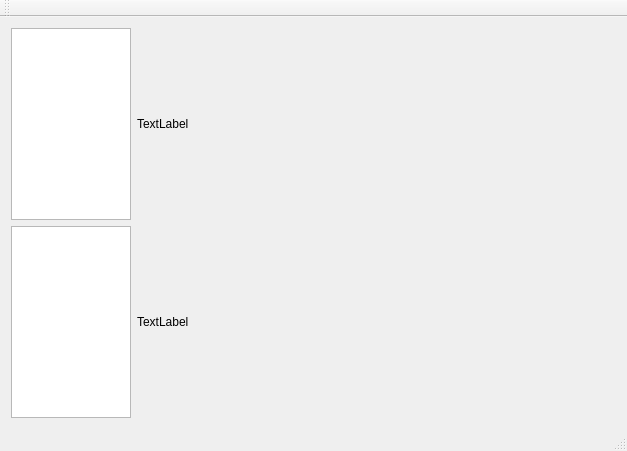
Old version of the form app/mainwindow.ui in the repository jpleau/scaleschords.
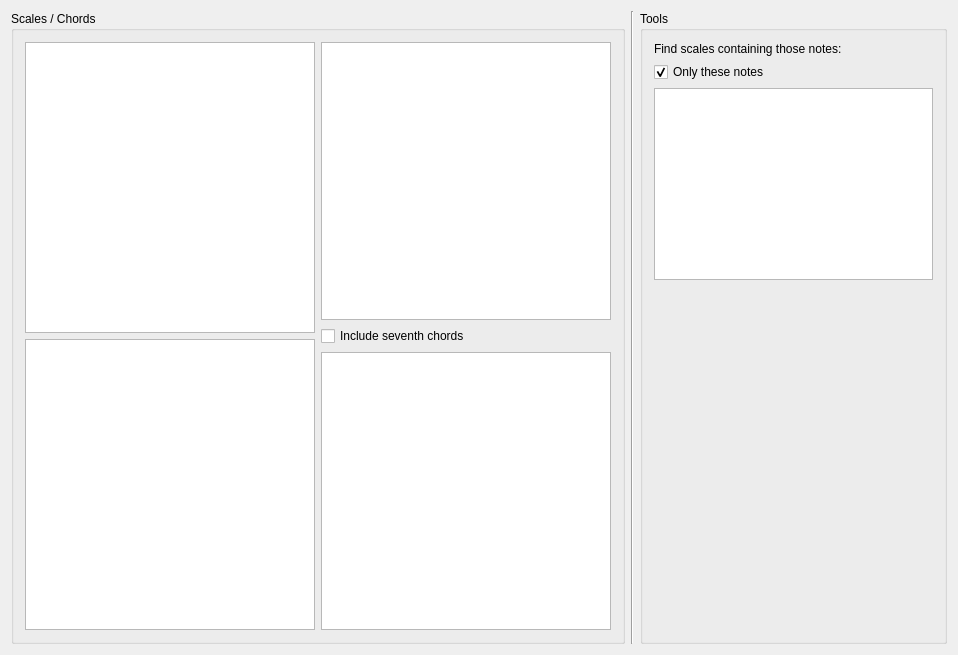
New version of the form.

```diff
--- a/app/mainwindow.ui
+++ b/app/mainwindow.ui
@@ -6,8 +6,8 @@
    <rect>
     <x>0</x>
     <y>0</y>
-    <width>627</width>
-    <height>451</height>
+    <width>958</width>
+    <height>655</height>
    </rect>
   </property>
   <property name="windowTitle">
@@ -16,35 +16,121 @@
   <widget class="QWidget" name="centralWidget">
    <layout class="QHBoxLayout" name="horizontalLayout_2">
     <item>
-     <layout class="QVBoxLayout" name="verticalLayout">
+     <layout class="QHBoxLayout" name="horizontalLayout" stretch="2,0,1">
       <item>
-       <layout class="QHBoxLayout" name="horizontalLayout" stretch="1,4">
-        <item>
-         <widget class="QListWidget" name="list"/>
-        </item>
-        <item>
-         <layout class="QVBoxLayout" name="verticalLayout_2">
-          <item>
-           <widget class="QLabel" name="label">
-            <property name="text">
-             <string>TextLabel</string>
-            </property>
-           </widget>
-          </item>
-         </layout>
-        </item>
-       </layout>
+       <widget class="QGroupBox" name="groupBox">
+        <property name="title">
+         <string>Scales / Chords</string>
+        </property>
+        <layout class="QHBoxLayout" name="horizontalLayout_3">
+         <item>
+          <layout class="QVBoxLayout" name="verticalLayout">
+           <item>
+            <widget class="QListWidget" name="list_roots">
+             <property name="alternatingRowColors">
+              <bool>true</bool>
+             </property>
+             <property name="selectionMode">
+              <enum>QAbstractItemView::MultiSelection</enum>
+             </property>
+            </widget>
+           </item>
+           <item>
+            <widget class="QListWidget" name="list_scales_types">
+             <property name="alternatingRowColors">
+              <bool>true</bool>
+             </property>
+             <property name="selectionMode">
+              <enum>QAbstractItemView::MultiSelection</enum>
+             </property>
+            </widget>
+           </item>
+          </layout>
+         </item>
+         <item>
+          <layout class="QVBoxLayout" name="verticalLayout_2">
+           <item>
+            <widget class="QListWidget" name="list_scales"/>
+           </item>
+           <item>
+            <layout class="QHBoxLayout" name="horizontalLayout_4" stretch="0">
+             <item>
+              <widget class="QCheckBox" name="seventh_chords">
+               <property name="text">
+                <string>Include seventh chords</string>
+               </property>
+              </widget>
+             </item>
+            </layout>
+           </item>
+           <item>
+            <widget class="QTextBrowser" name="tmp">
+             <property name="openLinks">
+              <bool>false</bool>
+             </property>
+            </widget>
+           </item>
+          </layout>
+         </item>
+        </layout>
+       </widget>
       </item>
       <item>
-       <layout class="QHBoxLayout" name="horizontalLayout_3" stretch="1,4">
+       <widget class="Line" name="line">
+        <property name="orientation">
+         <enum>Qt::Vertical</enum>
+        </property>
+       </widget>
+      </item>
+      <item>
+       <layout class="QVBoxLayout" name="verticalLayout_4">
         <item>
-         <widget class="QListWidget" name="list2"/>
-        </item>
-        <item>
-         <widget class="QLabel" name="label2">
-          <property name="text">
-           <string>TextLabel</string>
+         <widget class="QGroupBox" name="groupBox_2">
+          <property name="title">
+           <string>Tools</string>
           </property>
+          <layout class="QVBoxLayout" name="verticalLayout_5">
+           <item>
+            <layout class="QVBoxLayout" name="verticalLayout_3" stretch="0,0,0,0,1">
+             <item>
+              <widget class="QLabel" name="label">
+               <property name="text">
+                <string>Find scales containing those notes:</string>
+               </property>
+              </widget>
+             </item>
+             <item>
+              <widget class="QCheckBox" name="only_notes">
+               <property name="text">
+                <string>Only these notes</string>
+               </property>
+               <property name="checked">
+                <bool>true</bool>
+               </property>
+              </widget>
+             </item>
+             <item>
+              <layout class="QGridLayout" name="chk_notes"/>
+             </item>
+             <item>
+              <widget class="QTextBrowser" name="scales_from_notes"/>
+             </item>
+             <item>
+              <spacer name="verticalSpacer">
+               <property name="orientation">
+                <enum>Qt::Vertical</enum>
+               </property>
+               <property name="sizeHint" stdset="0">
+                <size>
+                 <width>20</width>
+                 <height>40</height>
+                </size>
+               </property>
+              </spacer>
+             </item>
+            </layout>
+           </item>
+          </layout>
          </widget>
         </item>
        </layout>
@@ -53,25 +139,6 @@
     </item>
    </layout>
   </widget>
-  <widget class="QMenuBar" name="menuBar">
-   <property name="geometry">
-    <rect>
-     <x>0</x>
-     <y>0</y>
-     <width>627</width>
-     <height>20</height>
-    </rect>
-   </property>
-  </widget>
-  <widget class="QToolBar" name="mainToolBar">
-   <attribute name="toolBarArea">
-    <enum>TopToolBarArea</enum>
-   </attribute>
-   <attribute name="toolBarBreak">
-    <bool>false</bool>
-   </attribute>
-  </widget>
-  <widget class="QStatusBar" name="statusBar"/>
  </widget>
  <layoutdefault spacing="6" margin="11"/>
  <resources/>
```
